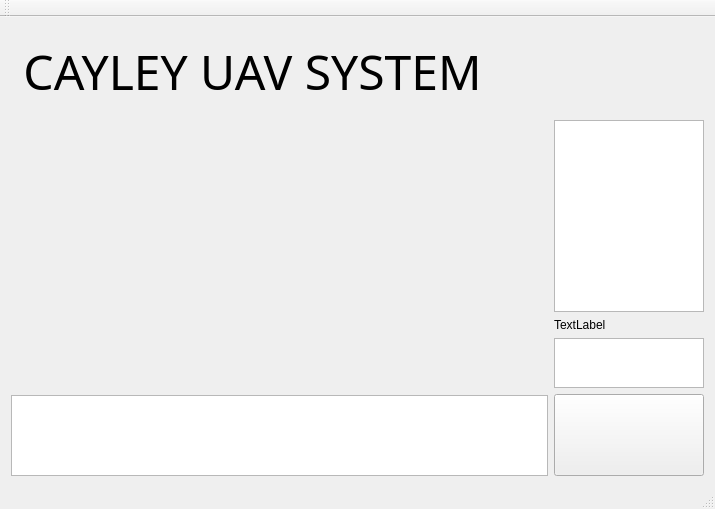
Above: VoceTest1/mainwindow.ui from Qt-Widgets/UAV-Project before the change. Below: the same form after it.
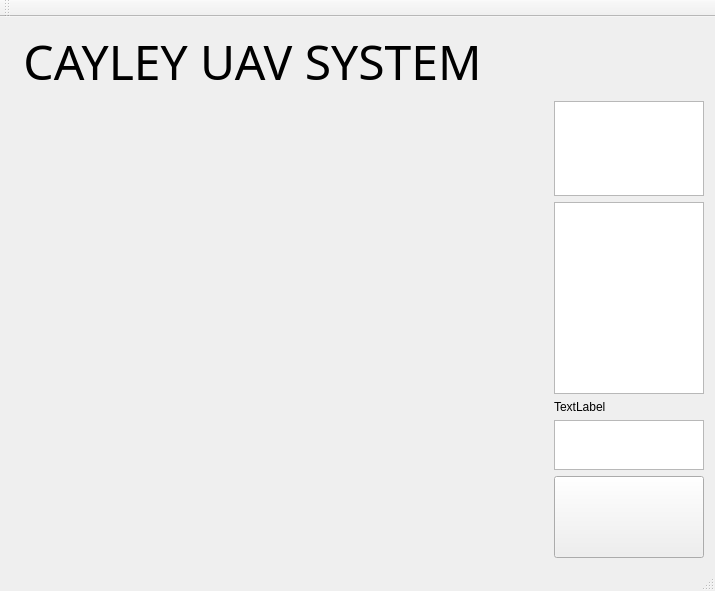
That is the form after the change.

Commit message: maps work with ui

The edit to the form file:
```diff
--- a/VoceTest1/mainwindow.ui
+++ b/VoceTest1/mainwindow.ui
@@ -21,29 +21,9 @@
     </sizepolicy>
    </property>
    <layout class="QGridLayout" name="gridLayout_2">
-    <item row="2" column="0">
-     <layout class="QHBoxLayout" name="horizontalLayout">
-      <item>
-       <widget class="QTextBrowser" name="textBrowser_2">
-        <property name="minimumSize">
-         <size>
-          <width>0</width>
-          <height>81</height>
-         </size>
-        </property>
-        <property name="maximumSize">
-         <size>
-          <width>16777215</width>
-          <height>81</height>
-         </size>
-        </property>
-       </widget>
-      </item>
-     </layout>
-    </item>
     <item row="1" column="1" rowspan="2">
      <layout class="QGridLayout" name="gridLayout">
-      <item row="2" column="0">
+      <item row="3" column="0">
        <widget class="QTextEdit" name="textEdit">
         <property name="maximumSize">
          <size>
@@ -53,7 +33,7 @@
         </property>
        </widget>
       </item>
-      <item row="0" column="0">
+      <item row="1" column="0">
        <widget class="QTextBrowser" name="textBrowser">
         <property name="maximumSize">
          <size>
@@ -63,7 +43,7 @@
         </property>
        </widget>
       </item>
-      <item row="1" column="0">
+      <item row="2" column="0">
        <widget class="QLabel" name="label">
         <property name="maximumSize">
          <size>
@@ -76,7 +56,7 @@
         </property>
        </widget>
       </item>
-      <item row="3" column="0">
+      <item row="4" column="0">
        <widget class="QPushButton" name="pushButton">
         <property name="sizePolicy">
          <sizepolicy hsizetype="Minimum" vsizetype="Expanding">
@@ -98,10 +78,23 @@
         </property>
        </widget>
       </item>
-     </layout>
-    </item>
-    <item row="1" column="0">
-     <layout class="QVBoxLayout" name="verticalLayout"/>
+      <item row="0" column="0">
+       <widget class="QTextBrowser" name="textBrowser_2">
+        <property name="minimumSize">
+         <size>
+          <width>150</width>
+          <height>95</height>
+         </size>
+        </property>
+        <property name="maximumSize">
+         <size>
+          <width>150</width>
+          <height>95</height>
+         </size>
+        </property>
+       </widget>
+      </item>
+     </layout>
     </item>
     <item row="0" column="0">
      <widget class="QLabel" name="title">
@@ -116,6 +109,9 @@
       </property>
      </widget>
     </item>
+    <item row="1" column="0" rowspan="2">
+     <layout class="QVBoxLayout" name="verticalLayout"/>
+    </item>
    </layout>
   </widget>
   <widget class="QToolBar" name="mainToolBar">
```
The commit also changes 3 other files.
